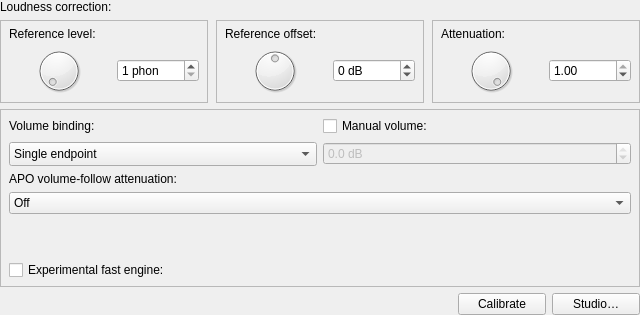
The window that Editor/guis/LoudnessCorrectionFilterGUI.ui (xup61069/Hibiki-EQAPO) describes before a commit, drawn with Qt 5.
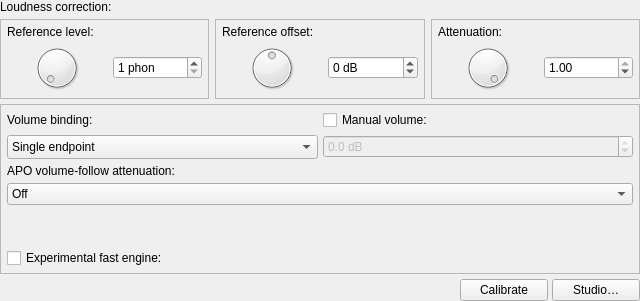
The same window after the commit. Custom widgets are drawn as their Qt base class.

Commit message: style: tighten loudness rows and editor header

```diff
--- a/Editor/guis/LoudnessCorrectionFilterGUI.ui
+++ b/Editor/guis/LoudnessCorrectionFilterGUI.ui
@@ -33,7 +33,7 @@
     <number>0</number>
    </property>
    <property name="spacing">
-    <number>6</number>
+    <number>5</number>
    </property>
    <item>
     <widget class="QLabel" name="label">
@@ -66,7 +66,7 @@
       <number>0</number>
      </property>
      <property name="spacing">
-      <number>8</number>
+      <number>6</number>
      </property>
      <item>
       <widget class="QFrame" name="referenceContourCard">
@@ -75,19 +75,19 @@
        </property>
        <layout class="QVBoxLayout" name="referenceCardLayout">
         <property name="spacing">
-         <number>5</number>
+         <number>4</number>
         </property>
         <property name="leftMargin">
-         <number>8</number>
+         <number>6</number>
         </property>
         <property name="topMargin">
-         <number>6</number>
+         <number>5</number>
         </property>
         <property name="rightMargin">
-         <number>8</number>
+         <number>6</number>
         </property>
         <property name="bottomMargin">
-         <number>6</number>
+         <number>5</number>
         </property>
         <item>
          <widget class="QLabel" name="refLevelLabel">
@@ -123,7 +123,7 @@
            <number>0</number>
           </property>
           <property name="spacing">
-           <number>8</number>
+           <number>6</number>
           </property>
           <item>
            <widget class="VerticalDragDial" name="refLevelDial">
@@ -166,19 +166,19 @@
        </property>
        <layout class="QVBoxLayout" name="offsetCardLayout">
         <property name="spacing">
-         <number>5</number>
+         <number>4</number>
         </property>
         <property name="leftMargin">
-         <number>8</number>
+         <number>6</number>
         </property>
         <property name="topMargin">
-         <number>6</number>
+         <number>5</number>
         </property>
         <property name="rightMargin">
-         <number>8</number>
+         <number>6</number>
         </property>
         <property name="bottomMargin">
-         <number>6</number>
+         <number>5</number>
         </property>
         <item>
          <widget class="QLabel" name="refOffsetLabel">
@@ -214,7 +214,7 @@
            <number>0</number>
           </property>
           <property name="spacing">
-           <number>8</number>
+           <number>6</number>
           </property>
           <item>
            <widget class="VerticalDragDial" name="refOffsetDial">
@@ -257,19 +257,19 @@
        </property>
        <layout class="QVBoxLayout" name="strengthCardLayout">
         <property name="spacing">
-         <number>5</number>
+         <number>4</number>
         </property>
         <property name="leftMargin">
-         <number>8</number>
+         <number>6</number>
         </property>
         <property name="topMargin">
-         <number>6</number>
+         <number>5</number>
         </property>
         <property name="rightMargin">
-         <number>8</number>
+         <number>6</number>
         </property>
         <property name="bottomMargin">
-         <number>6</number>
+         <number>5</number>
         </property>
         <item>
          <widget class="QLabel" name="attLabel">
@@ -305,7 +305,7 @@
            <number>0</number>
           </property>
           <property name="spacing">
-           <number>8</number>
+           <number>6</number>
           </property>
           <item>
            <widget class="VerticalDragDial" name="attDial">
@@ -353,19 +353,19 @@
      </property>
      <layout class="QGridLayout" name="listeningLayout" columnstretch="1,1">
       <property name="spacing">
-       <number>6</number>
+       <number>5</number>
       </property>
       <property name="leftMargin">
-       <number>8</number>
+       <number>6</number>
       </property>
       <property name="topMargin">
-       <number>6</number>
+       <number>5</number>
       </property>
       <property name="rightMargin">
-       <number>8</number>
+       <number>6</number>
       </property>
       <property name="bottomMargin">
-       <number>6</number>
+       <number>5</number>
       </property>
       <item row="0" column="0" colspan="1">
        <widget class="QLabel" name="bindingLabel">
@@ -528,7 +528,7 @@
    <item>
     <layout class="QHBoxLayout" name="actionsLayout">
      <property name="spacing">
-      <number>6</number>
+      <number>4</number>
      </property>
      <item>
       <spacer name="actionsSpacer">
```
The commit also changes 2 other files.
